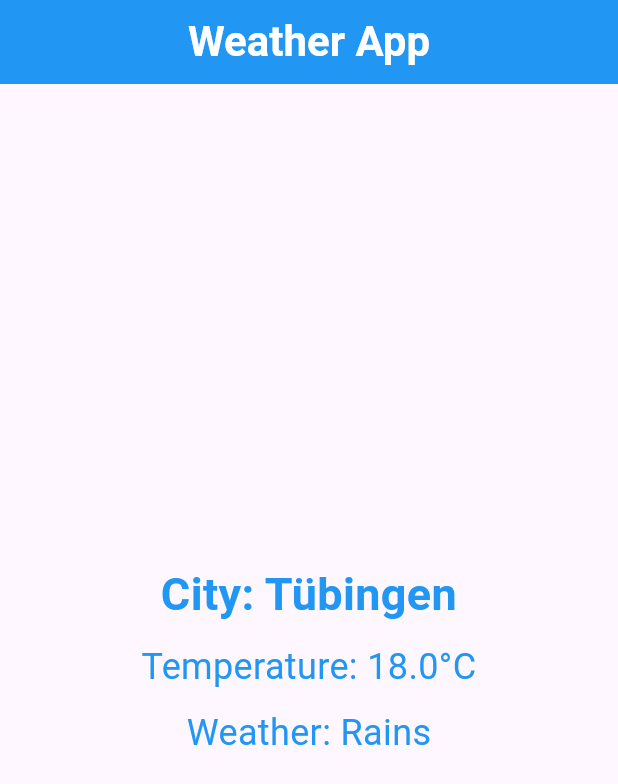
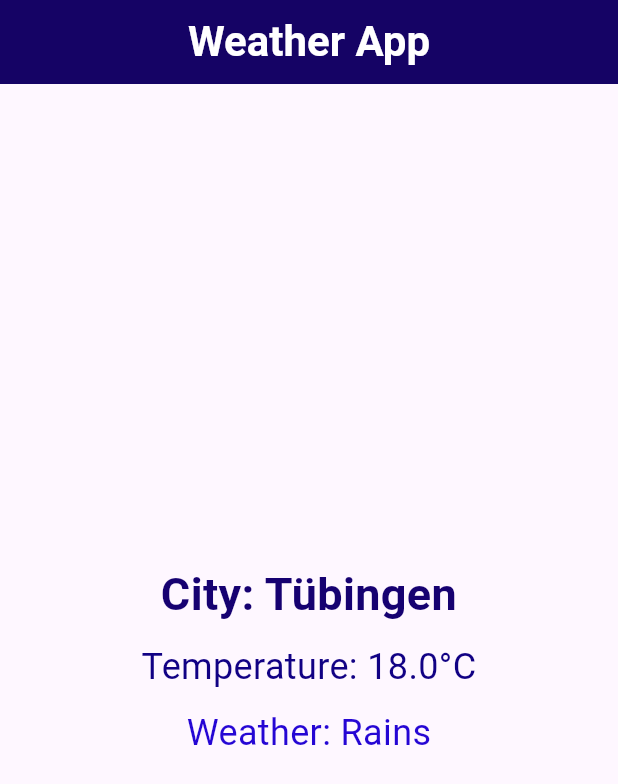
Before and after one commit to Muhannmmad/Wetter-App, a Flutter app: the screen it shows after launch, on a phone screen of 412 x 824 dp. Shown: the top 784 px of the screen. Run offline on Flutter 3.47's test engine with Material 3 defaults, Android fonts, the phone set to English and light mode, and no system bars.

Commit message:
color changed to dark blue

```diff
--- a/weatherApp/wetter_app/lib/main.dart
+++ b/weatherApp/wetter_app/lib/main.dart
@@ -39,7 +39,7 @@ class WeatherApp extends StatelessWidget {
             fontWeight: FontWeight.bold,
           ),
         ),
-        backgroundColor: Colors.blue,
+        backgroundColor: const Color.fromARGB(255, 21, 3, 101),
         centerTitle: true,
       ),
       body: Center(
@@ -49,7 +49,7 @@ class WeatherApp extends StatelessWidget {
             Text(
               'City: ${weatherData.city}',
               style: const TextStyle(
-                color: Colors.blue,
+                color: Color.fromARGB(255, 22, 1, 113),
                 fontSize: 30,
                 fontWeight: FontWeight.bold,
               ),
@@ -59,7 +59,7 @@ class WeatherApp extends StatelessWidget {
             Text(
               'Temperature: ${weatherData.temperature}°C',
               style: const TextStyle(
-                color: Colors.blue,
+                color: Color.fromARGB(255, 17, 1, 132),
                 fontSize: 24,
               ),
               textAlign: TextAlign.center,
@@ -68,7 +68,7 @@ class WeatherApp extends StatelessWidget {
             Text(
               'Weather: ${weatherData.weatherCondition}',
               style: const TextStyle(
-                color: Colors.blue,
+                color: Color.fromARGB(255, 37, 6, 212),
                 fontSize: 24,
               ),
               textAlign: TextAlign.center,
```
